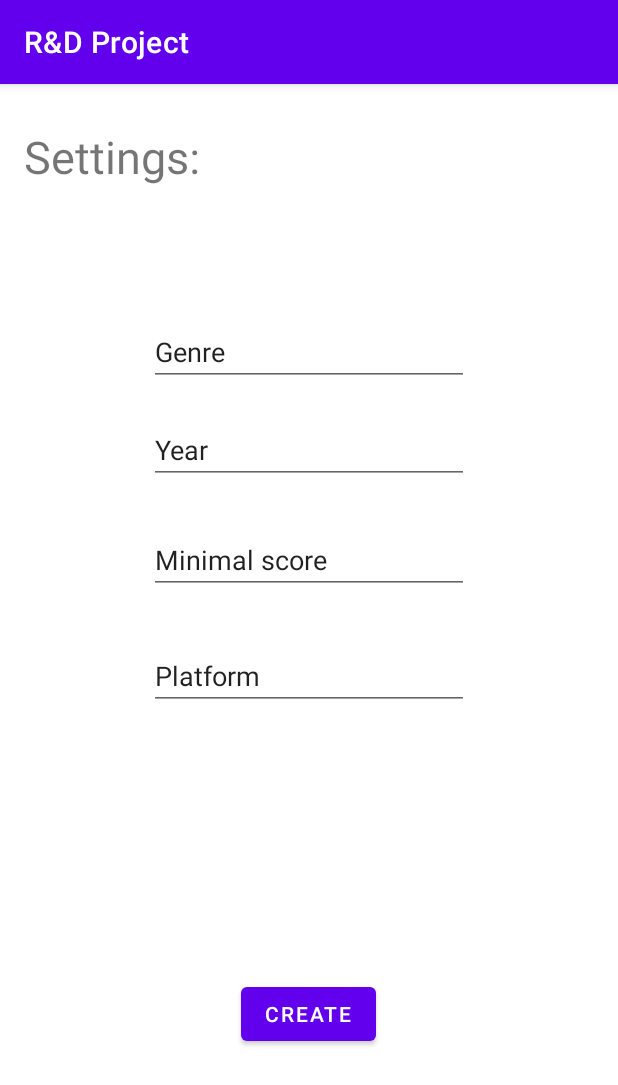
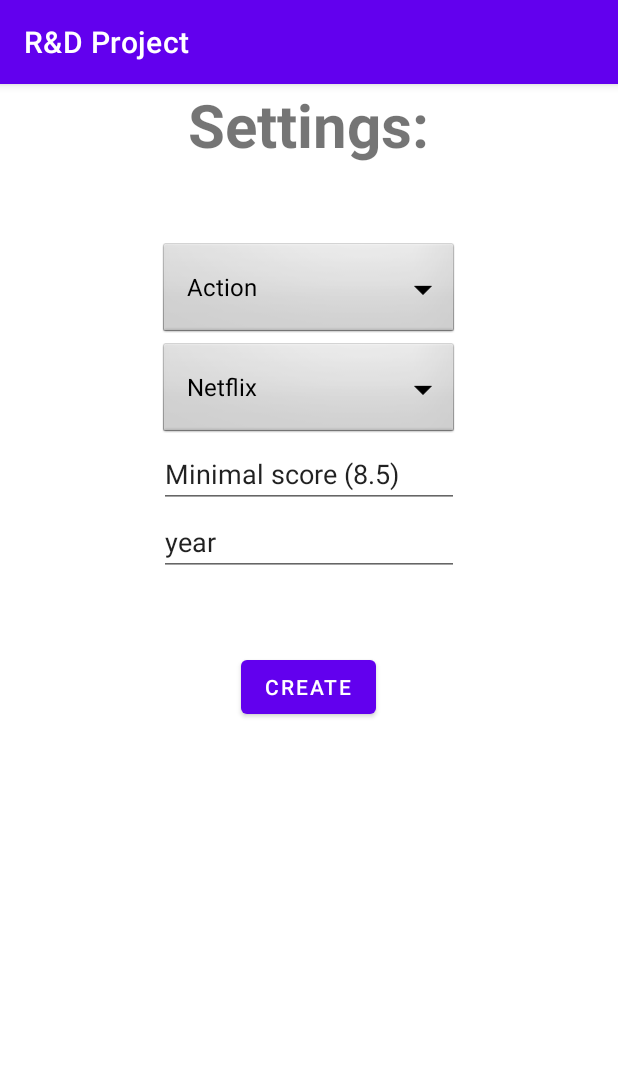
Before and after one commit to madeby0203/GoSwipe, an Android app: the fragment SetupFragment placed in its activity, on a phone screen of 412 x 824 dp. Shown: the top 1085 px of the screen. Run offline under Robolectric (Android 15) with nearby library versions, the phone set to English and light mode, and no system bars; our stand-ins replace EventBus.

Commit message:
made filters in SetupFragment fixed so people dont make mistakes.

```diff
--- a/app/src/main/java/rd/project/fragments/SetupFragment.java
+++ b/app/src/main/java/rd/project/fragments/SetupFragment.java
@@ -2,9 +2,7 @@ package rd.project.fragments;
 
 import android.os.Bundle;
 import android.view.View;
-import android.widget.Button;
-import android.widget.EditText;
-import android.widget.TextView;
+import android.widget.*;
 import androidx.annotation.NonNull;
 import androidx.fragment.app.Fragment;
 import androidx.fragment.app.FragmentTransaction;
@@ -25,17 +23,25 @@ public class SetupFragment extends Fragment { //fragment for settings: genre, di
         super.onCreate(savedInstanceState);
 
         //links edit text and puts it in a string var.
-        EditText platformBox = view.findViewById(R.id.platformSetting);
-        platformSetting = platformBox.getText().toString();
+        Spinner platformDropdown = view.findViewById(R.id.s_platformSetting);
+        String[] platformItems = new String[]{"Netflix","DisneyPlus","Videoland","Amazon video"};
+        ArrayAdapter<String> platformAdapter = new ArrayAdapter<String>(getActivity(), android.R.layout.simple_spinner_dropdown_item, platformItems);
+        platformDropdown.setAdapter(platformAdapter);
+        platformSetting = platformDropdown.getTransitionName();
 
-        EditText genreBox = view.findViewById(R.id.genreSettings);
-        genreSetting = genreBox.getText().toString();
+        Spinner genreDropdown = view.findViewById(R.id.s_genreSetting);
+        String[] genreItems = new String[]{"Action","Comedy","Drama","Fantasy", "Horror", "Mystery","Romance","Thriller","Western"};
+        ArrayAdapter<String> genreAdapter = new ArrayAdapter<String>(getActivity(), android.R.layout.simple_spinner_dropdown_item, genreItems);
+        genreDropdown.setAdapter(genreAdapter);
+        genreSetting = genreDropdown.getTransitionName();
 
-        EditText yearBox = view.findViewById(R.id.yearSetting);
+        EditText yearBox = view.findViewById(R.id.s_yearSetting);
         yearSetting = yearBox.getText().toString();
 
-        EditText scoreBox = view.findViewById(R.id.scoreSetting);
+        EditText scoreBox = view.findViewById(R.id.s_scoreSetting);
         scoreSetting = scoreBox.getText().toString();
+
+
 
         //collects all the settings and saves it to bundle in order to give it to the new fragment
         Button joinButton = view.findViewById(R.id.createButton);
--- a/app/src/main/res/layout/fragment_host_setup.xml
+++ b/app/src/main/res/layout/fragment_host_setup.xml
@@ -1,65 +1,69 @@
 <?xml version="1.0" encoding="utf-8"?>
-<androidx.constraintlayout.widget.ConstraintLayout xmlns:android="http://schemas.android.com/apk/res/android"
+<RelativeLayout xmlns:android="http://schemas.android.com/apk/res/android"
                                                    xmlns:app="http://schemas.android.com/apk/res-auto"
-                                                   xmlns:tools="http://schemas.android.com/tools"
                                                    android:layout_width="match_parent"
                                                    android:layout_height="match_parent" android:id="@+id/setup">
 
+
     <TextView
-            android:text="Settings:"
-            android:layout_width="wrap_content"
-            android:layout_height="wrap_content" android:id="@+id/Settings"
-            android:textSize="30sp" app:layout_constraintTop_toTopOf="parent"
-            app:layout_constraintStart_toStartOf="parent" android:layout_marginTop="28dp"
-            app:layout_constraintEnd_toEndOf="parent" app:layout_constraintHorizontal_bias="0.054"/>
-    <EditText
+            android:text="@string/settings"
             android:layout_width="wrap_content"
             android:layout_height="wrap_content"
-            android:inputType="textPersonName"
-            android:text="Genre"
-            android:ems="10"
-            android:hint="What genre"
-            android:id="@+id/genreSettings"
-            app:layout_constraintStart_toStartOf="parent" app:layout_constraintEnd_toEndOf="parent"
-            app:layout_constraintTop_toTopOf="parent" android:layout_marginTop="156dp"/>
+            android:id="@+id/s_setting"
+            android:layout_centerHorizontal="true"
+            android:textStyle="bold"
+            android:textSize="40sp"
+
+            />
+
+
+    <Spinner
+            android:id="@+id/s_genreSetting"
+            android:layout_width="200dp"
+            android:layout_height="wrap_content"
+            android:background="@android:drawable/btn_dropdown"
+            android:spinnerMode="dropdown"
+            android:layout_below="@+id/s_setting"
+            android:layout_centerHorizontal="true"
+            android:layout_marginTop="50dp"
+            />
+
+    <Spinner
+            android:id="@+id/s_platformSetting"
+            android:layout_width="200dp"
+            android:layout_height="wrap_content"
+            android:background="@android:drawable/btn_dropdown"
+            android:spinnerMode="dropdown"
+            android:layout_below="@+id/s_genreSetting"
+            android:layout_centerHorizontal="true"
+    />
+
     <EditText
+            android:id="@+id/s_scoreSetting"
+            android:layout_width="200dp"
+            android:layout_height="wrap_content"
+            android:layout_below="@+id/s_platformSetting"
+            android:layout_centerHorizontal="true"
+            android:text="@string/minimal_score_8_5"
+    />
+
+    <EditText
+            android:id="@+id/s_yearSetting"
+            android:layout_width="200dp"
+            android:layout_height="wrap_content"
+            android:layout_below="@+id/s_scoreSetting"
+            android:layout_centerHorizontal="true"
+            android:text="@string/year"
+    />
+
+    <Button
+            android:text="@string/create"
             android:layout_width="wrap_content"
             android:layout_height="wrap_content"
-            android:inputType="textPersonName"
-            android:text="Minimal score"
-            android:ems="10"
-            android:hint="What score?"
-            android:id="@+id/scoreSetting"
-            android:layout_marginTop="28dp"
-            app:layout_constraintTop_toBottomOf="@+id/yearSetting" app:layout_constraintEnd_toEndOf="parent"
-            app:layout_constraintStart_toStartOf="parent"/>
-    <EditText
-            android:layout_width="wrap_content"
-            android:layout_height="wrap_content"
-            android:inputType="textPersonName"
-            android:text="Year"
-            android:ems="10"
-            android:hint="What year?"
-            app:layout_constraintEnd_toEndOf="parent"
-            app:layout_constraintStart_toStartOf="parent"
-            android:id="@+id/yearSetting" android:layout_marginTop="20dp"
-            app:layout_constraintTop_toBottomOf="@+id/genreSettings"/>
-    <EditText
-            android:layout_width="wrap_content"
-            android:layout_height="wrap_content"
-            android:inputType="textPersonName"
-            android:text="Platform"
-            android:ems="10"
-            android:hint="What platform?"
-            android:id="@+id/platformSetting"
-            app:layout_constraintEnd_toEndOf="parent"
-            app:layout_constraintStart_toStartOf="parent" android:layout_marginTop="32dp"
-            app:layout_constraintTop_toBottomOf="@+id/scoreSetting"/>
-    <Button
-            android:text="create"
-            android:layout_width="wrap_content"
-            android:layout_height="wrap_content" android:id="@+id/createButton"
-            app:layout_constraintEnd_toEndOf="parent" app:layout_constraintStart_toStartOf="parent"
-            app:layout_constraintBottom_toBottomOf="parent" app:layout_constraintHorizontal_bias="0.498"
-            android:layout_marginBottom="124dp"/>
-</androidx.constraintlayout.widget.ConstraintLayout>
+            android:id="@+id/createButton"
+            android:layout_below="@+id/s_yearSetting"
+            android:layout_centerHorizontal="true"
+            android:layout_marginTop="50dp"
+            />
+
+</RelativeLayout>
--- a/app/src/main/res/values/strings.xml
+++ b/app/src/main/res/values/strings.xml
@@ -31,4 +31,7 @@
     <string name="_10">10</string>
     <string name="rgenre">Genre:</string>
     <string name="rplatform">Platform:</string>
+    <string name="create">create</string>
+    <string name="settings">Settings:</string>
+    <string name="minimal_score_8_5">Minimal score (8.5)</string>
 </resources>
```
